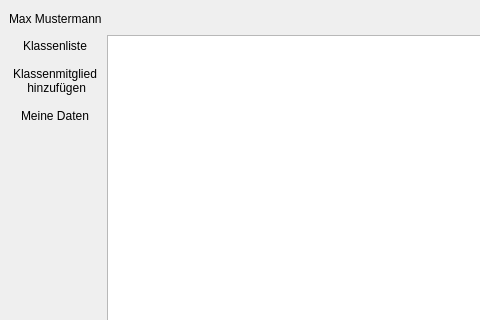
This is showklassenlisteview.ui in Leon0932/se_projekt as Qt 5 draws it before an edit; both pictures show x 0 to 480 and y 0 to 320 of the 703 by 463 pixel window. The edited form follows.
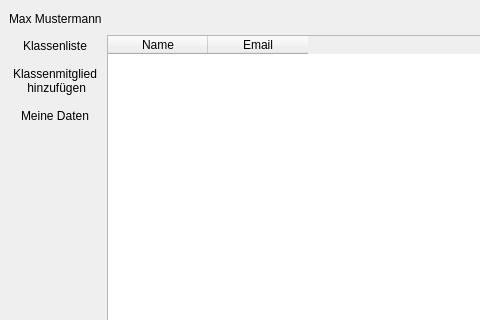
This is the edited form.

```diff
--- a/showklassenlisteview.ui
+++ b/showklassenlisteview.ui
@@ -107,7 +107,18 @@
        </layout>
       </item>
       <item>
-       <widget class="QTableWidget" name="tableWidget"/>
+       <widget class="QTableWidget" name="tableWidget">
+        <column>
+         <property name="text">
+          <string>Name</string>
+         </property>
+        </column>
+        <column>
+         <property name="text">
+          <string>Email</string>
+         </property>
+        </column>
+       </widget>
       </item>
      </layout>
     </item>
```
